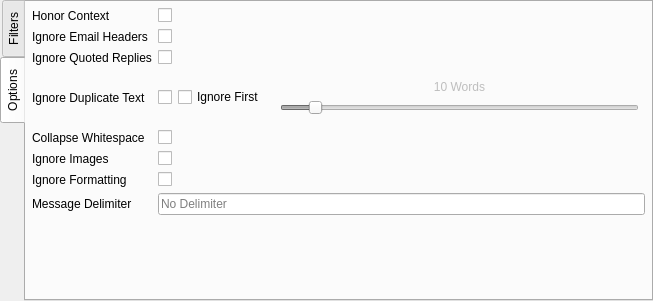
First picture: the form in packages/Default/emaildump.ui, repository unonu/arctool, before the edit.
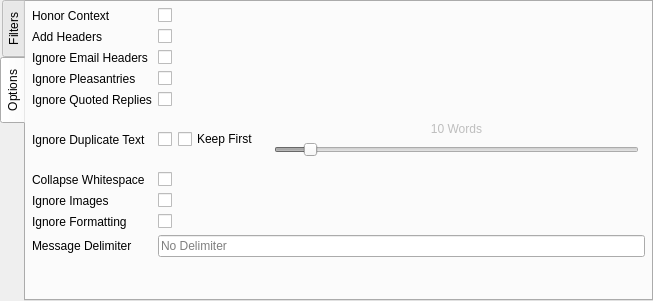
Second picture: the form after the edit. The open tabs and pages were chosen to show the change.

Diff of the .ui file:
```diff
--- a/packages/Default/emaildump.ui
+++ b/packages/Default/emaildump.ui
@@ -142,63 +142,51 @@
     <property name="bottomMargin">
      <number>6</number>
     </property>
-    <item row="7" column="1">
-     <widget class="QCheckBox" name="formatCheck">
-      <property name="toolTip">
-       <string>Setting this to &lt;b&gt;true&lt;/b&gt; will paste emails with all formatting cleared.</string>
-      </property>
+
+    <item row="0" column="0">
+     <widget class="QLabel" name="label">
       <property name="text">
-       <string/>
+       <string>Honor Context</string>
       </property>
      </widget>
     </item>
-    <item row="2" column="1">
-     <widget class="QCheckBox" name="quoteCheck">
+    
+    <item row="0" column="1">
+     <widget class="QCheckBox" name="contextCheck">
       <property name="toolTip">
        <string>Setting this to &lt;b&gt;true&lt;/b&gt; will attempt to remove redundant quotes in email replies.</string>
       </property>
-      <property name="text">
-       <string/>
+      <property name="checked">
+       <bool>false</bool>
       </property>
      </widget>
     </item>
-    <item row="8" column="0">
-     <widget class="QLabel" name="label_6">
+
+    <item row="1" column="0">
+     <widget class="QLabel" name="label">
       <property name="text">
-       <string>Message Delimiter</string>
+       <string>Add Headers</string>
       </property>
      </widget>
     </item>
-    <item row="8" column="1">
-     <widget class="QLineEdit" name="delimeterEdit">
-      <property name="sizePolicy">
-       <sizepolicy hsizetype="Minimum" vsizetype="Fixed">
-        <horstretch>0</horstretch>
-        <verstretch>0</verstretch>
-       </sizepolicy>
-      </property>
-      <property name="toolTip">
-       <string>Delimiter to appear between emails. HTML will appear as HTML in the generated document.</string>
-      </property>
-      <property name="placeholderText">
-       <string>No Delimiter</string>
-      </property>
-      <property name="clearButtonEnabled">
-       <bool>true</bool>
-      </property>
-     </widget>
-    </item>
-    <item row="6" column="1">
-     <widget class="QCheckBox" name="imageCheck">
-      <property name="toolTip">
-       <string>Setting this to &lt;b&gt;true&lt;/b&gt; will ignore images in emails.</string>
-      </property>
-      <property name="text">
-       <string/>
-      </property>
-     </widget>
-    </item>
+
     <item row="1" column="1">
+      <widget class="QCheckBox" name="infoCheck">
+       <property name="toolTip">
+        <string>Setting this to &lt;b&gt;true&lt;/b&gt; will include the header info of the email.</string>
+       </property>
+      </widget>
+    </item>
+
+    <item row="2" column="0">
+     <widget class="QLabel" name="label_34">
+      <property name="text">
+       <string>Ignore Email Headers</string>
+      </property>
+     </widget>
+    </item>
+
+    <item row="2" column="1">
      <widget class="QCheckBox" name="headerCheck">
       <property name="toolTip">
        <string>&lt;html&gt;&lt;head/&gt;&lt;body&gt;&lt;p&gt;Setting this to &lt;span style=&quot; font-weight:600;&quot;&gt;true&lt;/span&gt; will attempt to remove email header fields such as:&lt;/p&gt;&lt;p&gt;&lt;span style=&quot; font-weight:600;&quot;&gt;From:&lt;/span&gt; John Doe&lt;/p&gt;&lt;p&gt;&lt;span style=&quot; font-weight:600;&quot;&gt;To:&lt;/span&gt; Jane Doe&lt;/p&gt;&lt;p&gt;&lt;span style=&quot; font-weight:600;&quot;&gt;Subject:&lt;/span&gt; Re: Pizza Dough&lt;/p&gt;&lt;/body&gt;&lt;/html&gt;</string>
@@ -208,7 +196,47 @@
       </property>
      </widget>
     </item>
+
+
     <item row="3" column="0">
+     <widget class="QLabel" name="label_33">
+      <property name="text">
+       <string>Ignore Pleasantries</string>
+      </property>
+     </widget>
+    </item>
+
+    <item row="3" column="1">
+     <widget class="QCheckBox" name="plesCheck">
+      <property name="toolTip">
+       <string>&lt;html&gt;&lt;head/&gt;&lt;body&gt;&lt;p&gt;Setting this to &lt;span style=&quot; font-weight:600;&quot;&gt;true&lt;/span&gt; will attempt to remove pleasantries such as:&lt;/p&gt;&lt;p&gt;&lt;span style=&quot; font-weight:600;&quot;&gt;Hi John Doe&lt;/p&gt;&lt;p&gt;&lt;span style=&quot; font-weight:600;&quot;&gt;To:&lt;/span&gt; Jane Doe&lt;/p&gt;&lt;p&gt;&lt;span style=&quot; font-weight:600;&quot;&gt;Subject:&lt;/span&gt; Re: Pizza Dough&lt;/p&gt;&lt;/body&gt;&lt;/html&gt;</string>
+      </property>
+      <property name="text">
+       <string/>
+      </property>
+     </widget>
+    </item>
+
+    <item row="4" column="0">
+     <widget class="QLabel" name="label_2">
+      <property name="text">
+       <string>Ignore Quoted Replies</string>
+      </property>
+     </widget>
+    </item>
+
+    <item row="4" column="1">
+     <widget class="QCheckBox" name="quoteCheck">
+      <property name="toolTip">
+       <string>Setting this to &lt;b&gt;true&lt;/b&gt; will attempt to remove redundant quotes in email replies.</string>
+      </property>
+      <property name="text">
+       <string/>
+      </property>
+     </widget>
+    </item>
+
+    <item row="5" column="0">
      <widget class="QLabel" name="label_3">
       <property name="enabled">
        <bool>true</bool>
@@ -223,85 +251,8 @@
       </property>
      </widget>
     </item>
-    <item row="0" column="0">
-     <widget class="QLabel" name="label">
-      <property name="text">
-       <string>Honor Context</string>
-      </property>
-     </widget>
-    </item>
-    <item row="6" column="0">
-     <widget class="QLabel" name="label_4">
-      <property name="text">
-       <string>Ignore Images</string>
-      </property>
-     </widget>
-    </item>
-    <item row="9" column="0">
-     <spacer name="verticalSpacer_2">
-      <property name="orientation">
-       <enum>Qt::Vertical</enum>
-      </property>
-      <property name="sizeHint" stdset="0">
-       <size>
-        <width>20</width>
-        <height>40</height>
-       </size>
-      </property>
-     </spacer>
-    </item>
-    <item row="2" column="0">
-     <widget class="QLabel" name="label_2">
-      <property name="text">
-       <string>Ignore Quoted Replies</string>
-      </property>
-     </widget>
-    </item>
-    <item row="4" column="0">
-     <widget class="QLabel" name="label_7">
-      <property name="text">
-       <string>Collapse Whitespace</string>
-      </property>
-     </widget>
-    </item>
-    <item row="7" column="0">
-     <widget class="QLabel" name="label_5">
-      <property name="text">
-       <string>Ignore Formatting</string>
-      </property>
-     </widget>
-    </item>
-    <item row="1" column="0">
-     <widget class="QLabel" name="label_1">
-      <property name="text">
-       <string>Ignore Email Headers</string>
-      </property>
-     </widget>
-    </item>
-    <item row="0" column="1">
-     <widget class="QCheckBox" name="contextCheck">
-      <property name="toolTip">
-       <string>Setting this to &lt;b&gt;true&lt;/b&gt; automatically adds 'SINCE' and 'BEFORE' filters when appropriate, according to the context.</string>
-      </property>
-      <property name="text">
-       <string/>
-      </property>
-      <property name="checked">
-       <bool>false</bool>
-      </property>
-     </widget>
-    </item>
-    <item row="4" column="1">
-     <widget class="QCheckBox" name="spaceCheck">
-      <property name="toolTip">
-       <string>Setting this to &lt;b&gt;true&lt;/b&gt; will remove consecutive whitespace.</string>
-      </property>
-      <property name="text">
-       <string/>
-      </property>
-     </widget>
-    </item>
-    <item row="3" column="1">
+
+    <item row="5" column="1">
      <widget class="QWidget" name="horizontalWidget" native="true">
       <property name="sizePolicy">
        <sizepolicy hsizetype="Preferred" vsizetype="Minimum">
@@ -344,7 +295,7 @@
           <string>Setting this to &lt;b&gt;true&lt;/b&gt; will ignore the first passage of duplicate text found. This is similar to ignoring quoted replies.</string>
          </property>
          <property name="text">
-          <string>Ignore First</string>
+          <string>Keep First</string>
          </property>
         </widget>
        </item>
@@ -416,6 +367,103 @@
       </layout>
      </widget>
     </item>
+
+    <item row="6" column="0">
+     <widget class="QLabel" name="label_7">
+      <property name="text">
+       <string>Collapse Whitespace</string>
+      </property>
+     </widget>
+    </item>
+
+    <item row="6" column="1">
+     <widget class="QCheckBox" name="spaceCheck">
+      <property name="toolTip">
+       <string>Setting this to &lt;b&gt;true&lt;/b&gt; will remove consecutive whitespace.</string>
+      </property>
+     </widget>
+    </item>
+
+    <item row="7" column="0">
+     <widget class="QLabel" name="label_4">
+      <property name="text">
+       <string>Ignore Images</string>
+      </property>
+     </widget>
+    </item>
+
+    <item row="7" column="1">
+     <widget class="QCheckBox" name="imageCheck">
+      <property name="toolTip">
+       <string>Setting this to &lt;b&gt;true&lt;/b&gt; will ignore images in emails.</string>
+      </property>
+      <property name="text">
+       <string/>
+      </property>
+     </widget>
+    </item>
+
+    <item row="8" column="0">
+     <widget class="QLabel" name="label_5">
+      <property name="text">
+       <string>Ignore Formatting</string>
+      </property>
+     </widget>
+    </item>
+
+    <item row="8" column="1">
+     <widget class="QCheckBox" name="formatCheck">
+      <property name="toolTip">
+       <string>Setting this to &lt;b&gt;true&lt;/b&gt; will paste emails with all formatting cleared.</string>
+      </property>
+      <property name="text">
+       <string/>
+      </property>
+     </widget>
+    </item>
+
+    <item row="9" column="0">
+     <widget class="QLabel" name="label_6">
+      <property name="text">
+       <string>Message Delimiter</string>
+      </property>
+     </widget>
+    </item>
+
+    <item row="9" column="1">
+     <widget class="QLineEdit" name="delimeterEdit">
+      <property name="sizePolicy">
+       <sizepolicy hsizetype="Minimum" vsizetype="Fixed">
+        <horstretch>0</horstretch>
+        <verstretch>0</verstretch>
+       </sizepolicy>
+      </property>
+      <property name="toolTip">
+       <string>Delimiter to appear between emails. HTML will appear as HTML in the generated document.</string>
+      </property>
+      <property name="placeholderText">
+       <string>No Delimiter</string>
+      </property>
+      <property name="clearButtonEnabled">
+       <bool>true</bool>
+      </property>
+     </widget>
+    </item>
+
+    <item row="10" column="0">
+     <spacer name="verticalSpacer_2">
+      <property name="orientation">
+       <enum>Qt::Vertical</enum>
+      </property>
+      <property name="sizeHint" stdset="0">
+       <size>
+        <width>20</width>
+        <height>40</height>
+       </size>
+      </property>
+     </spacer>
+    </item>
+
    </layout>
   </widget>
  </widget>
```
Left out of the diff: 2 changed lines with no effect on the pictures.
